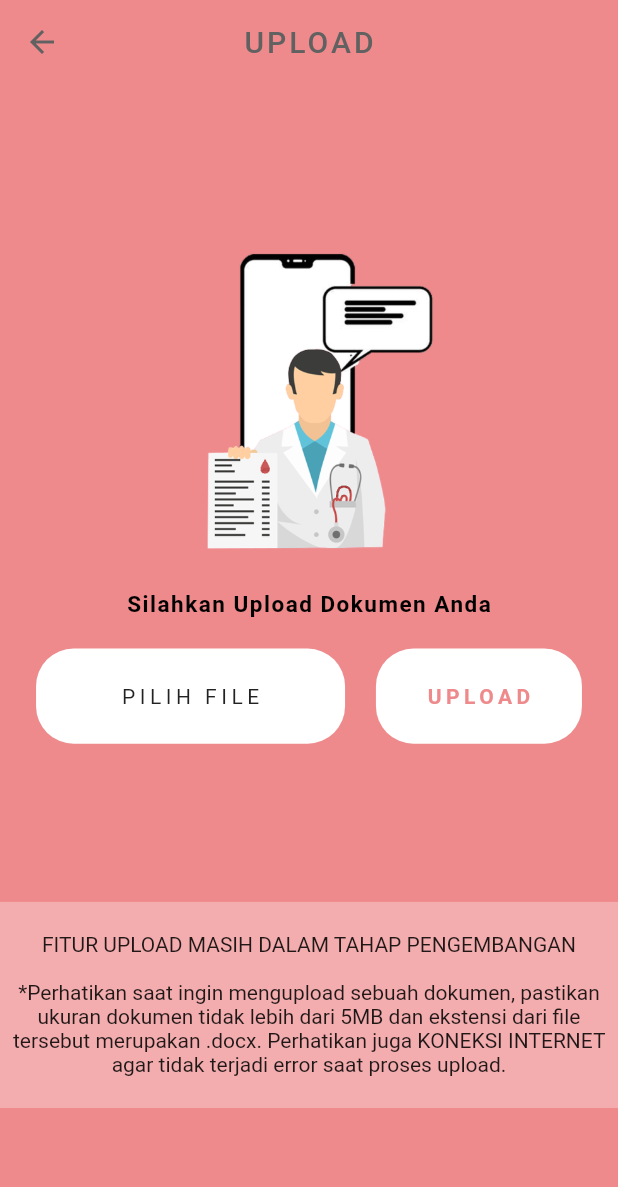
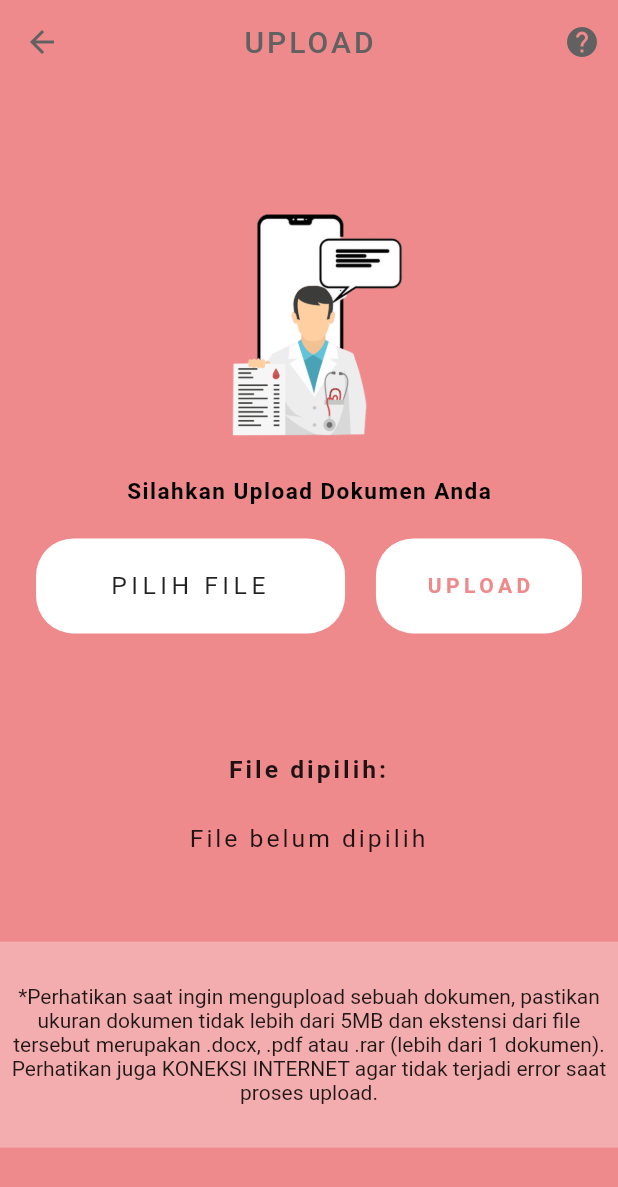
Before and after one commit to amirhsn/SP2BiDesPus, a Flutter app: the UploadPage screen opened directly, on a phone screen of 412 x 824 dp. Shown: the top 1187 px of the screen. Run offline on Flutter 3.47's test engine with Material 2 defaults, Android fonts, the phone set to English and light mode, and no system bars; drawn by our look-alikes of auto_size_text; our stand-ins replace cloud_firestore, file_picker, firebase_core, firebase_database, fluttertoast, open_file and 2 more; missing offline and left inert: ext_storage, flutter_downloader, mailer; accounts and stored records are empty.

Commit message:
Adding document upload function

```diff
--- a/sp2bidespus/lib/pages/uploadPage.dart
+++ b/sp2bidespus/lib/pages/uploadPage.dart
@@ -1,7 +1,13 @@
+import 'dart:io';
 import 'package:auto_size_text/auto_size_text.dart';
+import 'package:file_picker/file_picker.dart';
 import 'package:flutter/material.dart';
+import 'package:fluttertoast/fluttertoast.dart';
+import 'package:mailer/mailer.dart';
+import 'package:mailer/smtp_server.dart';
+import 'package:permission_handler/permission_handler.dart';
 import 'package:sp2bidespus/components/constant.dart';
-import 'package:sp2bidespus/components/dialog.dart';
+import 'package:sp2bidespus/components/dialogInfoUpload.dart';
 
 class UploadPage extends StatefulWidget {
   @override
@@ -9,17 +15,76 @@ class UploadPage extends StatefulWidget {
 }
 
 class _UploadPageState extends State<UploadPage> {
-  String desc = 'FITUR UPLOAD MASIH DALAM TAHAP PENGEMBANGAN\n\n'
-  '*Perhatikan saat ingin mengupload sebuah dokumen, '
+  File file;
+  String fileName = 'File belum dipilih';
+  bool isLoading = false;
+  String desc = '*Perhatikan saat ingin mengupload sebuah dokumen, '
   'pastikan ukuran dokumen tidak lebih dari 5MB dan ekstensi '
-  'dari file tersebut merupakan .docx. Perhatikan juga '
+  'dari file tersebut merupakan .docx, .pdf atau .rar (lebih dari 1 dokumen). Perhatikan juga '
   'KONEKSI INTERNET agar tidak terjadi error saat proses upload.';
+
+  //METHOD UNTUK MEMINTA IZIN STORAGE
+  Future<void> getPermissionFix() async {
+    try {
+      PermissionStatus permission = await Permission.storage.status;
+
+      if (permission != PermissionStatus.granted) {
+        await Permission.storage.request();
+        PermissionStatus permission = await Permission.storage.status;
+
+        if (permission == PermissionStatus.granted) {
+          //uploadFile();
+        } else {
+          openAppSettings();
+        }
+      }
+      else{
+        //uploadFile();
+      }
+    }
+    catch (e) {
+      print(e);
+    }
+  }
+
+  Widget uploadButton(){
+    if (isLoading == false){
+      return Text(
+        'UPLOAD',
+        style: TextStyle(
+          letterSpacing: 3.0,
+          fontWeight: FontWeight.bold,
+          color: Color.fromRGBO(238, 138, 140, 1),
+        ),
+      );
+    }
+    else{
+      return CircularProgressIndicator(
+        backgroundColor: Color.fromRGBO(238, 138, 140, 1),
+        strokeWidth: 3,
+      );
+    }
+  }
 
   @override
   Widget build(BuildContext context) {
     return Scaffold(
       backgroundColor: Color.fromRGBO(238, 138, 140, 1),
       appBar: AppBar(
+        actions: [
+          IconButton(
+            icon: Icon(
+              Icons.help,
+              color: Colors.grey[700],
+            ),
+            onPressed: (){
+              showDialog(
+                context: context,
+                builder: (_) => dialogInfoUpload(context),
+              );
+            }
+          )
+        ],
         leading: IconButton(
           icon: Icon(
             Icons.arrow_back,
@@ -45,14 +110,14 @@ class _UploadPageState extends State<UploadPage> {
         children: [
           Container(
             width: screenWidth(context),
-            height: screenHeight(context)*(1/(2.2)),
+            height: screenHeight(context)*(1/(2.5)),
             child: Column(
               mainAxisAlignment: MainAxisAlignment.spaceEvenly,
               children: [
                 Center(
                   child: Image.asset(
                     'assets/doki.png',
-                    width: screenWidth(context)*(1/(2.25)),
+                    width: screenWidth(context)*(1/(3)),
                   ),
                 ),
                 AutoSizeText(
@@ -70,10 +135,7 @@ class _UploadPageState extends State<UploadPage> {
                   children: [
                     GestureDetector(
                       onTap: (){
-                        showDialog(
-                          context: context,
-                          builder: (_) => dialogPengembangan(context)
-                        );
+                        getFile();
                       },
                       child: Container(
                         decoration: BoxDecoration(
@@ -86,9 +148,12 @@ class _UploadPageState extends State<UploadPage> {
                           child: Text(
                             'PILIH FILE',
                             style: TextStyle(
-                              letterSpacing: 3.0
+                              letterSpacing: 3.0,
+                              fontSize: screenWidth(context)*(1/25),
                             ),
-                          ),
+                            textAlign: TextAlign.center,
+                            maxLines: 3,
+                          )
                         ),
                       ),
                     ),
@@ -97,9 +162,11 @@ class _UploadPageState extends State<UploadPage> {
                     ),
                     GestureDetector(
                       onTap: (){
-                        showDialog(
-                          context: context,
-                          builder: (_) => dialogPengembangan(context)
+                        setState(() {
+                          isLoading = true;
+                        });
+                        saveFile(
+                          file
                         );
                       },
                       child: Container(
@@ -110,14 +177,7 @@ class _UploadPageState extends State<UploadPage> {
                         width: screenWidth(context)*(1/3),
                         height: screenHeight(context)*(1/13),
                         child: Center(
-                          child: Text(
-                            'UPLOAD',
-                            style: TextStyle(
-                              letterSpacing: 3.0,
-                              fontWeight: FontWeight.bold,
-                              color: Color.fromRGBO(238, 138, 140, 1),
-                            ),
-                          ),
+                          child: uploadButton()
                         ),
                       ),
                     ),
@@ -125,6 +185,37 @@ class _UploadPageState extends State<UploadPage> {
                 ),
               ],
             ),
+          ),
+          Column(
+            crossAxisAlignment: CrossAxisAlignment.center,
+            mainAxisAlignment: MainAxisAlignment.spaceEvenly,
+            children: [
+              Text(
+                'File dipilih: ',
+                style: TextStyle(
+                  letterSpacing: 2.0,
+                  fontSize: screenWidth(context)*(1/25),
+                  fontWeight: FontWeight.bold,
+                ),
+                textAlign: TextAlign.center,
+                maxLines: 1,
+              ),
+              SizedBox(
+                height: screenHeight(context)*(1/30),
+              ),
+              Container(
+                width: screenWidth(context)*(7/8),
+                child: Text(
+                  fileName,
+                  style: TextStyle(
+                    letterSpacing: 2.0,
+                    fontSize: screenWidth(context)*(1/25),
+                  ),
+                  textAlign: TextAlign.center,
+                  maxLines: 3,
+                ),
+              ),
+            ],
           ),
           Container(
             width: screenWidth(context),
@@ -141,4 +232,52 @@ class _UploadPageState extends State<UploadPage> {
       ),
     );
   }
+
+  Future getFile() async{
+    file = await FilePicker.getFile(type: FileType.custom);
+    if(file != null){
+        setState(() {
+        fileName = file.path.split('/').last;
+      });
+    }
+    else{
+      return null;
+    }
+  }
+
+  saveFile(File asset) async{
+    String username = 'dammurib7@gmail.com';
+    String password = 'vanadam11';
+
+    final smtpServer = gmail(username,password);
+
+    final message = Message()
+    ..from = Address(username)
+    ..recipients.add("sorayuhu7@gmail.com")//ini email abi, ke gentos wen ku email khusus nampung
+    ..subject = 'PERMINTAAN UPLOAD'
+    ..attachments.add(FileAttachment(asset))
+    ..html = "UPLOAD REQUEST";
+
+    try{
+      final sendReport = await send(message,smtpServer);
+      setState(() {
+        isLoading = false;
+      });
+      Fluttertoast.showToast(
+        msg: 'UPLOAD BERHASIL\nFile anda sudah masuk antrian review oleh admin',
+        gravity: ToastGravity.BOTTOM,
+        toastLength: Toast.LENGTH_LONG,
+      );
+      print('Message sent: '+sendReport.toString());
+    }
+    on MailerException catch(e) {
+      isLoading = false;
+      Fluttertoast.showToast(
+          msg: "Terjadi masalah, upload gagal. Harap periksa kembali jaringan anda.",
+          toastLength: Toast.LENGTH_SHORT,
+          gravity: ToastGravity.CENTER,
+          );
+      print('Message not sent: '+e.toString());
+    }
+  }
 }
--- a/sp2bidespus/pubspec.yaml
+++ b/sp2bidespus/pubspec.yaml
@@ -41,6 +41,7 @@ dependencies:
   mailer: ^3.2.1
   cloud_firestore: ^0.14.1+3
   firebase_core : ^0.5.0
+  file_picker: ^1.13.0+1
 
 dev_dependencies:
   flutter_test:
```
Also changed, not shown: sp2bidespus/pubspec.lock, 1 other file.
